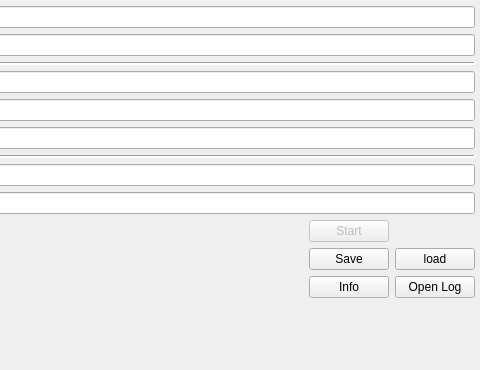
The window that mbp.ui (Kidney-02/Meshroom_Batch_Processor) describes before a commit, drawn with Qt 5; both pictures show x 250 to 730 and y 0 to 370 of the 730 by 370 pixel window.
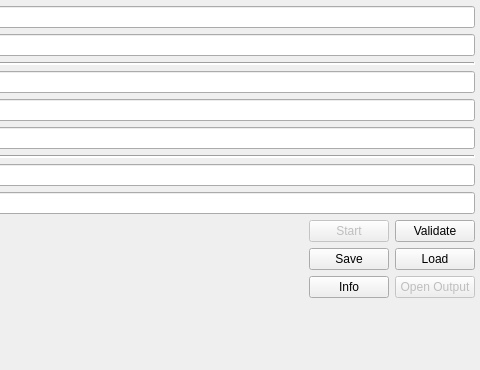
The same window after the commit.

The edit to the form file:
```diff
--- a/mbp.ui
+++ b/mbp.ui
@@ -456,7 +456,7 @@
        <item row="1" column="2">
         <widget class="QPushButton" name="button_load">
          <property name="text">
-          <string>load</string>
+          <string>Load</string>
          </property>
          <property name="checkable">
           <bool>false</bool>
@@ -464,9 +464,12 @@
         </widget>
        </item>
        <item row="2" column="2">
-        <widget class="QPushButton" name="button_open_log">
+        <widget class="QPushButton" name="button_output">
+         <property name="enabled">
+          <bool>false</bool>
+         </property>
          <property name="text">
-          <string>Open Log</string>
+          <string>Open Output</string>
          </property>
          <property name="checkable">
           <bool>false</bool>
@@ -509,6 +512,13 @@
          </property>
         </spacer>
        </item>
+       <item row="0" column="2">
+        <widget class="QPushButton" name="button_validate">
+         <property name="text">
+          <string>Validate</string>
+         </property>
+        </widget>
+       </item>
       </layout>
      </item>
     </layout>
```
